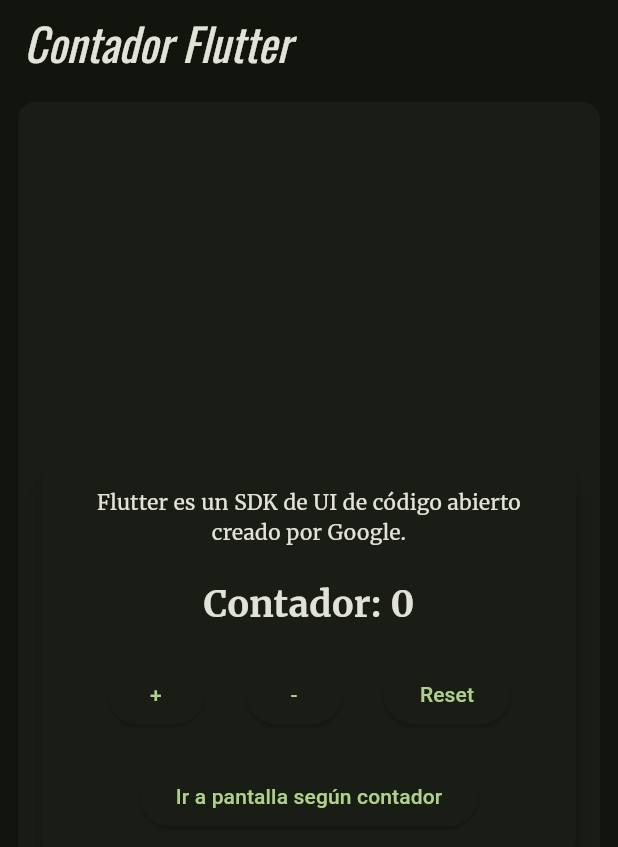
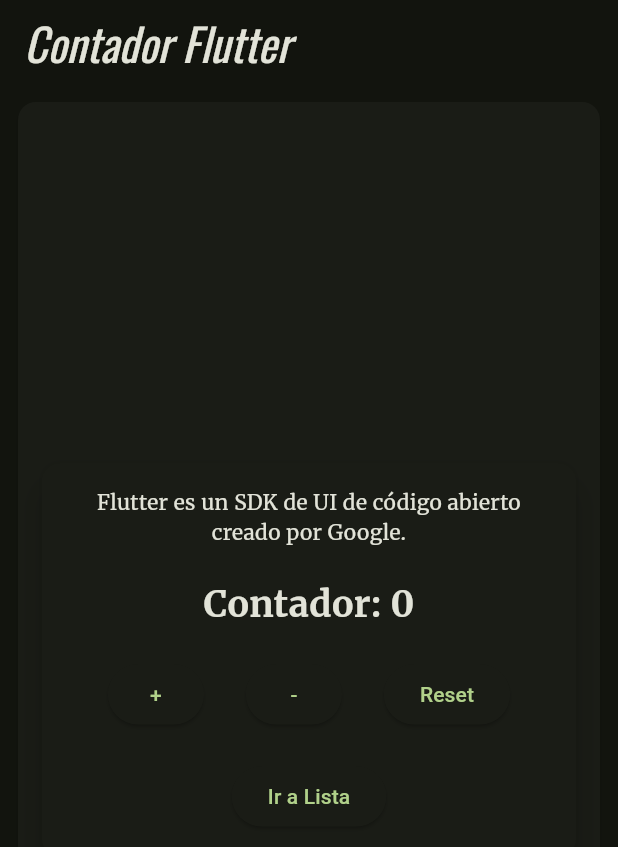
Before and after one commit to Ranafonica/3479A321_2022479036, a Flutter app: the screen it shows after launch, on a phone screen of 412 x 824 dp. Shown: the top 847 px of the screen. Run offline on Flutter 3.47's test engine with Material 3 defaults, Android fonts, the phone set to English and light mode, and no system bars; our stand-ins replace flutter_svg, google_fonts, logger.

Commit message:
Lab05-Logica cambio entre pantallas
Se implementó la lógica manual en vez de la lógica de cambiar según el número par e impar

```diff
--- a/lib/pages/home_page.dart
+++ b/lib/pages/home_page.dart
@@ -87,8 +87,10 @@
                     ),
                     const SizedBox(height: 20),
                     ElevatedButton(
-                      onPressed: _navigateByCounter,
-                      child: const Text('Ir a pantalla según contador'),
+                      onPressed: () {
+                        Navigator.pushNamed(context, '/list');
+                      },
+                      child: const Text('Ir a Lista'),
                     ),
                   ],
                 ),
```
